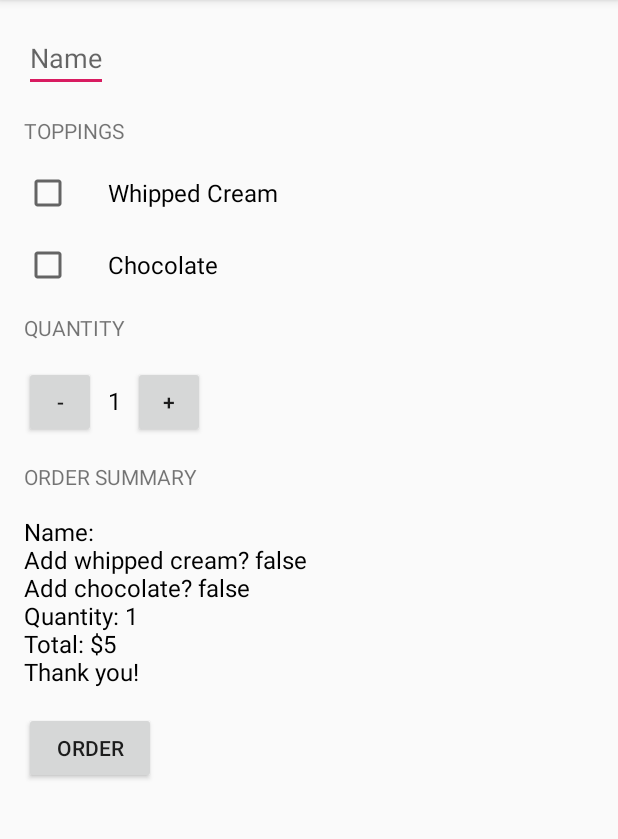
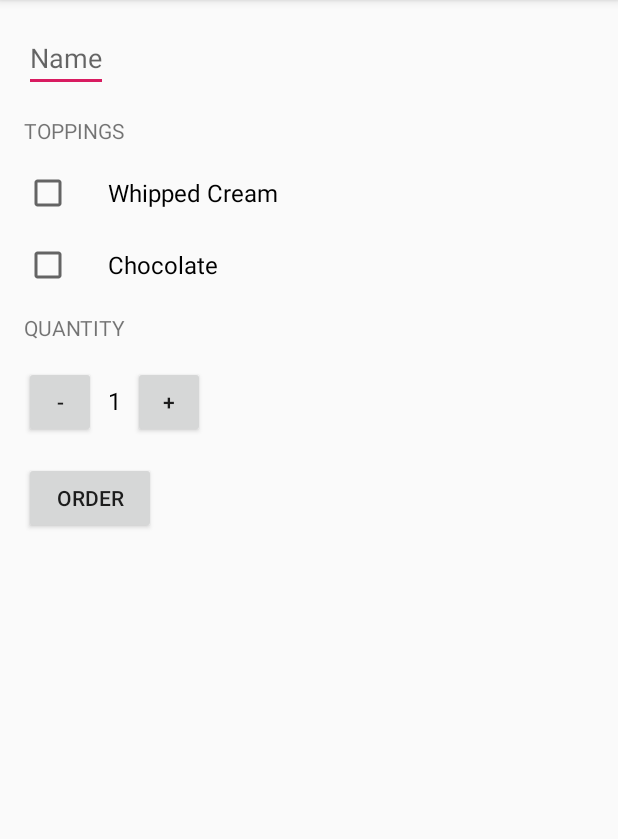
Before and after one commit to manisha-A/coffeeshots, an Android app: the screen it shows after launch (MainActivity), after a tap on "ORDER", on a phone screen of 412 x 824 dp, the part 84-923 px from its top. Run offline under Robolectric (Android 15) with nearby library versions, the phone set to English and light mode, and no system bars.

Commit message:
Attach Email Intent to send order summary

```diff
--- a/app/src/main/java/com/example/android/justjava/MainActivity.java
+++ b/app/src/main/java/com/example/android/justjava/MainActivity.java
@@ -1,5 +1,7 @@
 package com.example.android.justjava;
 
+import android.content.Intent;
+import android.net.Uri;
 import android.os.Bundle;
 import android.support.v7.app.AppCompatActivity;
 import android.view.View;
@@ -33,8 +35,7 @@ public class MainActivity extends AppCompatActivity {
         int price = calculatePrice(hasWhippedCream, hasChocolateTopping);
 
         String priceMessage = createOrderSummary(userName, price, hasWhippedCream, hasChocolateTopping);
-        displayMessage(priceMessage);
-
+        sendEmail(userName, priceMessage);
     }
 
     /**
@@ -43,14 +44,6 @@ public class MainActivity extends AppCompatActivity {
     private void displayQuantity(int number) {
         TextView quantityTextView = (TextView) findViewById(R.id.quantity_text_view);
         quantityTextView.setText("" + number);
-    }
-
-    /**
-     * This method displays the given message  on the screen.
-     */
-    private void displayMessage(String message) {
-        TextView orderSummaryTextView = (TextView) findViewById(R.id.order_summary_text_view);
-        orderSummaryTextView.setText(message);
     }
 
     /**
@@ -117,4 +110,14 @@ public class MainActivity extends AppCompatActivity {
                 "\nQuantity: " + quantity + "\nTotal: $" + orderPrice + "\nThank you!";
         return orderSummary;
     }
+
+    private void sendEmail(String userName, String body){
+        Intent intent = new Intent(Intent.ACTION_SENDTO);
+        intent.setData(Uri.parse("mailto:"));
+        intent.putExtra(Intent.EXTRA_SUBJECT,"Just Java Order for " + userName );
+        intent.putExtra(Intent.EXTRA_TEXT,body);
+        if (intent.resolveActivity(getPackageManager()) != null) {
+            startActivity(intent);
+        }
+    }
 }
--- a/app/src/main/res/layout/activity_main.xml
+++ b/app/src/main/res/layout/activity_main.xml
@@ -85,22 +85,6 @@
 
     </LinearLayout>
 
-    <TextView
-        android:layout_width="wrap_content"
-        android:layout_height="wrap_content"
-        android:layout_marginTop="16dp"
-        android:text="@string/order_summary"
-        android:textAllCaps="true" />
-
-    <TextView
-        android:id="@+id/order_summary_text_view"
-        android:layout_width="wrap_content"
-        android:layout_height="wrap_content"
-        android:layout_marginTop="16dp"
-        android:text="$0"
-        android:textColor="@android:color/black"
-        android:textSize="16sp" />
-
     <Button
         android:layout_width="wrap_content"
         android:layout_height="wrap_content"
--- a/app/src/main/res/values/strings.xml
+++ b/app/src/main/res/values/strings.xml
@@ -2,7 +2,7 @@
     <string name="app_name">Just Java</string>
     <string name="quantity">Quantity</string>
     <string name="order">Order</string>
-    <string name="order_summary">Order Summary</string>
+
     <string name="decrement">-</string>
     <string name="increment">+</string>
     <string name="whipped_cream">Whipped Cream</string>
```
